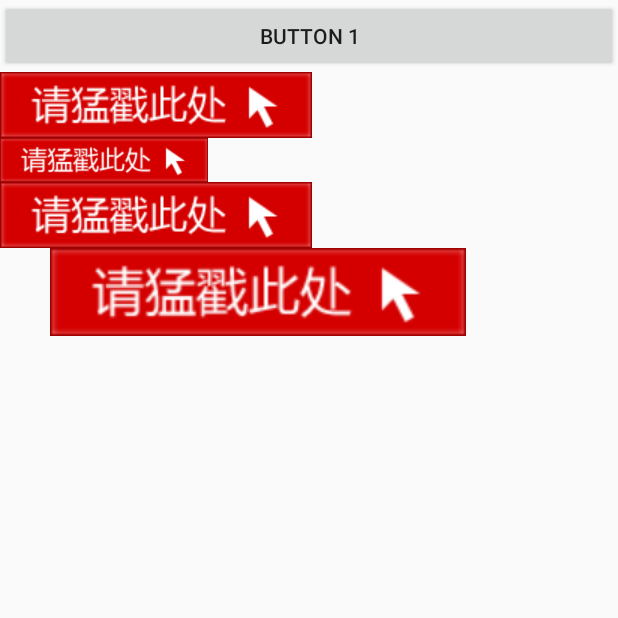
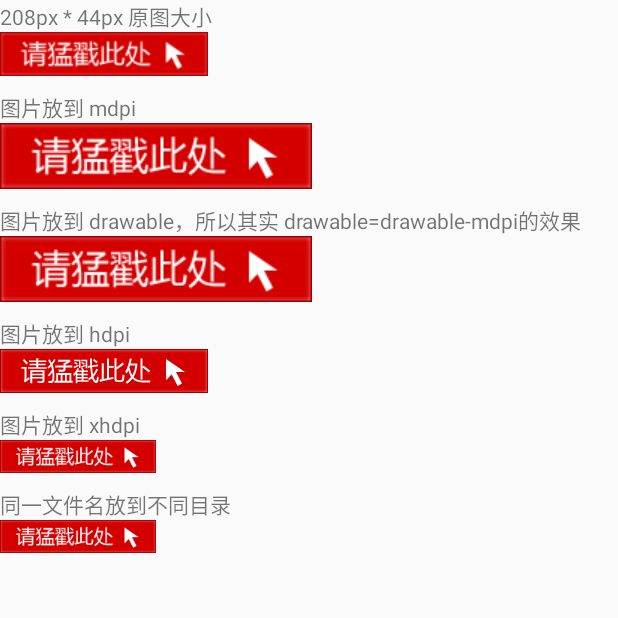
Before and after one commit to mansonchor/learn_android, an Android app: the screen it shows after launch (HelloWorldActivity), on a phone screen of 412 x 824 dp, the top half of it. Run offline under Robolectric (Android 15) with nearby library versions, the phone set to English and light mode, and no system bars; 2 statements that could not run were skipped.

Commit message:
基本得出结论
只在xhdpi放一套图，其实已经可以根据不同的屏幕自动缩放成对应的像素长度。

比如：一张设计稿的素材，在 xhdpi下是 100*100，而在
hdpi下是75*75，那其实根本无必要切两套，直接把素材扔xhdpi目录下就OK了。
但是有两个前提：
1.不同屏幕密度，设计稿输出的素材大小比例是一样的
2.可以接受位图缩小后的轻度失真

```diff
--- a/Manson_test_activity/app/src/main/res/layout/hello_world_layout.xml
+++ b/Manson_test_activity/app/src/main/res/layout/hello_world_layout.xml
@@ -3,39 +3,80 @@
     android:orientation="vertical" android:layout_width="match_parent"
     android:layout_height="match_parent">
 
-    <Button
+    <!--<Button
         android:id="@+id/button_1"
         android:layout_width="match_parent"
         android:layout_height="wrap_content"
-        android:text="Button 1"/>
+        android:text="Button 1"/>-->
 
 
+    <TextView
+        android:layout_width="wrap_content"
+        android:layout_height="wrap_content"
+        android:text="208px * 44px 原图大小"/>
+    <ImageView
+        android:layout_width="208px"
+        android:layout_height="44px"
+        android:src="@drawable/test_img"
+        android:layout_marginBottom="10dp"
+        ></ImageView>
 
+
+    <TextView
+        android:layout_width="wrap_content"
+        android:layout_height="wrap_content"
+        android:text="图片放到 mdpi"/>
+    <ImageView
+        android:layout_width="wrap_content"
+        android:layout_height="wrap_content"
+        android:src="@drawable/test_img_mdpi"
+        android:layout_marginBottom="10dp"
+        ></ImageView>
+
+    <TextView
+        android:layout_width="wrap_content"
+        android:layout_height="wrap_content"
+        android:text="图片放到 drawable，所以其实 drawable=drawable-mdpi的效果"/>
+    <ImageView
+        android:layout_width="wrap_content"
+        android:layout_height="wrap_content"
+        android:src="@drawable/test_img_normal"
+        android:layout_marginBottom="10dp"
+        ></ImageView>
+
+    <TextView
+        android:layout_width="wrap_content"
+        android:layout_height="wrap_content"
+        android:text="图片放到 hdpi"/>
+    <ImageView
+        android:layout_width="wrap_content"
+        android:layout_height="wrap_content"
+        android:src="@drawable/test_img_hdpi"
+        android:layout_marginBottom="10dp"
+        ></ImageView>
+
+    <TextView
+        android:layout_width="wrap_content"
+        android:layout_height="wrap_content"
+        android:text="图片放到 xhdpi"/>
+    <ImageView
+        android:layout_width="wrap_content"
+        android:layout_height="wrap_content"
+        android:src="@drawable/test_img_xhdpi"
+        android:layout_marginBottom="10dp"
+        ></ImageView>
+
+
+    <TextView
+        android:layout_width="wrap_content"
+        android:layout_height="wrap_content"
+        android:text="同一文件名放到不同目录"/>
     <ImageView
         android:layout_width="wrap_content"
         android:layout_height="wrap_content"
         android:src="@drawable/test_img"
+        android:layout_marginBottom="10dp"
         ></ImageView>
 
-    <!-- mdpi 1px=1dp -->
-    <ImageView
-        android:layout_width="208px"
-        android:layout_height="44px"
-        android:src="@drawable/test_img"
-        ></ImageView>
-
-    <!-- hdpi 1.5px=1dp -->
-    <ImageView
-        android:layout_width="312px"
-        android:layout_height="66px"
-        android:src="@drawable/test_img"
-        ></ImageView>
-
-    <!-- xhdpi 2px=1dp -->
-    <ImageView
-        android:layout_width="516px"
-        android:layout_height="88px"
-        android:src="@drawable/test_img"
-        ></ImageView>
 
 </LinearLayout>
```
Also changed, not shown: Manson_test_activity/app/src/main/res/drawable-hdpi/test_img_hdpi.png (renamed from Manson_test_activity/app/src/main/res/drawable/test_img.png), Manson_test_activity/app/src/main/res/drawable-mdpi/test_img.png (added), Manson_test_activity/app/src/main/res/drawable-mdpi/test_img_mdpi.png (added), Manson_test_activity/app/src/main/res/drawable-xhdpi/test_img.png (added), Manson_test_activity/app/src/main/res/drawable-xhdpi/test_img_xhdpi.png (added), Manson_test_activity/app/src/main/res/drawable/test_img_normal.png (added), 2 other files.
